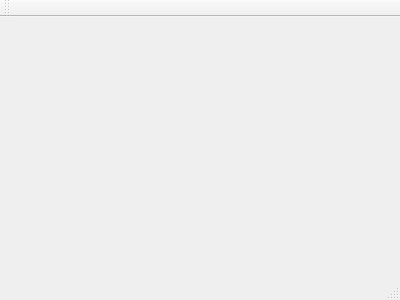
This is mainwindow.ui in III-Lab/LightBlend as Qt 5 draws it before an edit. The edited form follows.
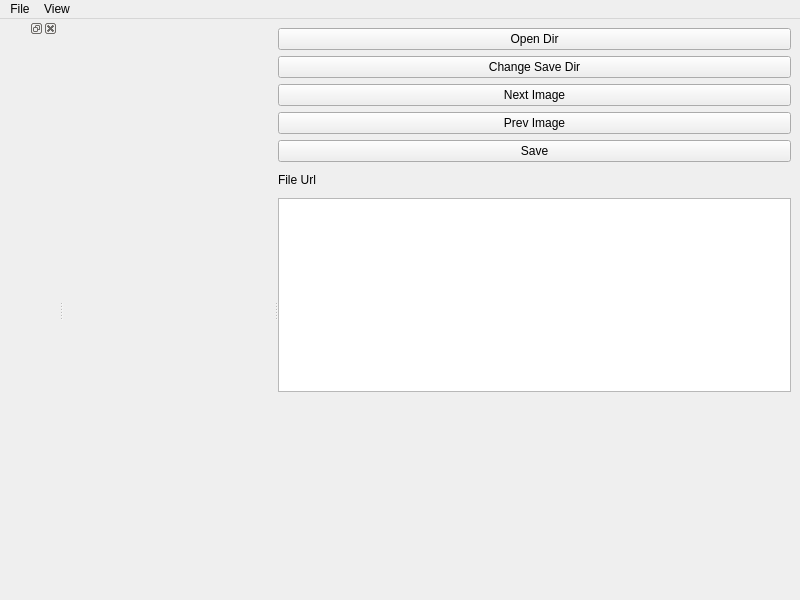
This is the edited form. Custom widgets are drawn as their Qt base class.

```diff
--- a/mainwindow.ui
+++ b/mainwindow.ui
@@ -1,24 +1,140 @@
 <ui version="4.0">
  <class>MainWindow</class>
- <widget class="QMainWindow" name="MainWindow" >
-  <property name="geometry" >
+ <widget class="QMainWindow" name="MainWindow">
+  <property name="geometry">
    <rect>
     <x>0</x>
     <y>0</y>
-    <width>400</width>
-    <height>300</height>
+    <width>800</width>
+    <height>600</height>
    </rect>
   </property>
   <property name="windowTitle" >
    <string>MainWindow</string>
   </property>
-  <widget class="QMenuBar" name="menuBar" />
-  <widget class="QToolBar" name="mainToolBar" />
-  <widget class="QWidget" name="centralWidget" />
-  <widget class="QStatusBar" name="statusBar" />
+  <widget class="QWidget" name="centralwidget">
+   <layout class="QGridLayout" name="gridLayout">
+    <item row="0" column="0">
+     <widget class="QSplitter" name="splitter">
+      <property name="orientation">
+       <enum>Qt::Horizontal</enum>
+      </property>
+      <widget class="MView" name="view" native="true"/>
+      <widget class="QWidget" name="layoutWidget">
+       <layout class="QVBoxLayout" name="verticalLayout" stretch="1,1,1,1,1,1,8,8">
+        <item>
+         <widget class="QPushButton" name="btnOpenDir">
+          <property name="text">
+           <string>Open Dir</string>
+          </property>
+         </widget>
+        </item>
+        <item>
+         <widget class="QPushButton" name="btnChangeSaveDir">
+          <property name="text">
+           <string>Change Save Dir</string>
+          </property>
+         </widget>
+        </item>
+        <item>
+         <widget class="QPushButton" name="btnNextImage">
+          <property name="text">
+           <string>Next Image</string>
+          </property>
+         </widget>
+        </item>
+        <item>
+         <widget class="QPushButton" name="btnPrevImage">
+          <property name="text">
+           <string>Prev Image</string>
+          </property>
+         </widget>
+        </item>
+        <item>
+         <widget class="QPushButton" name="btnSave">
+          <property name="text">
+           <string>Save</string>
+          </property>
+         </widget>
+        </item>
+        <item>
+         <widget class="QLabel" name="label">
+          <property name="text">
+           <string>File Url</string>
+          </property>
+         </widget>
+        </item>
+        <item>
+         <widget class="QListView" name="listView"/>
+        </item>
+        <item>
+         <widget class="DisplayWidget" name="displayWidget" native="true"/>
+        </item>
+       </layout>
+      </widget>
+     </widget>
+    </item>
+   </layout>
+  </widget>
+  <widget class="QDockWidget" name="dockWidget">
+   <attribute name="dockWidgetArea">
+    <number>1</number>
+   </attribute>
+   <widget class="QWidget" name="dockWidgetContents"/>
+  </widget>
+  <widget class="QMenuBar" name="menuBar">
+   <property name="geometry">
+    <rect>
+     <x>0</x>
+     <y>0</y>
+     <width>800</width>
+     <height>22</height>
+    </rect>
+   </property>
+   <widget class="QMenu" name="menuFile">
+    <property name="title">
+     <string>File</string>
+    </property>
+   </widget>
+   <widget class="QMenu" name="menuView">
+    <property name="title">
+     <string>View</string>
+    </property>
+   </widget>
+   <addaction name="menuFile"/>
+   <addaction name="menuView"/>
+  </widget>
+  <action name="actionNew">
+   <property name="text">
+    <string>新建页面</string>
+   </property>
+   <property name="shortcut">
+    <string>Ctrl+N</string>
+   </property>
+  </action>
+  <action name="actionOpen">
+   <property name="text">
+    <string>打开页面</string>
+   </property>
+   <property name="shortcut">
+    <string>Ctrl+O</string>
+   </property>
+  </action>
  </widget>
- <layoutDefault spacing="6" margin="11" />
- <pixmapfunction></pixmapfunction>
+ <customwidgets>
+  <customwidget>
+   <class>MView</class>
+   <extends>QWidget</extends>
+   <header>mview.h</header>
+   <container>1</container>
+  </customwidget>
+  <customwidget>
+   <class>DisplayWidget</class>
+   <extends>QWidget</extends>
+   <header location="global">displaywidget.h</header>
+   <container>1</container>
+  </customwidget>
+ </customwidgets>
  <resources/>
  <connections/>
 </ui>
```
Left out of the diff: 3 changed lines with no effect on the pictures.
